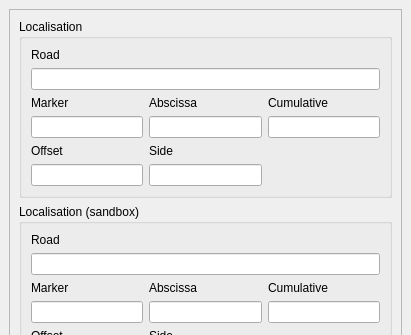
The window that roadnetwork/resources/ui/dockwidget_tools.ui (3liz/qgis-road-network-plugin) describes before a commit, drawn with Qt 5; both pictures show x 0 to 411 and y 0 to 335 of the 411 by 800 pixel window.
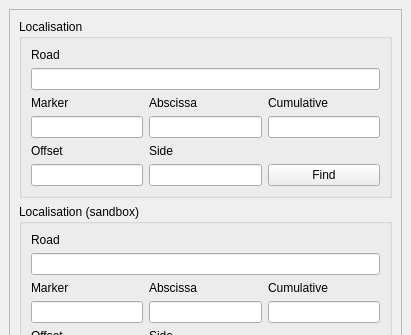
The same window after the commit. Custom widgets are drawn as their Qt base class.

Commit message: Tool - Get references by clicking on the map instead of hovering && add search capability

Patch:
```diff
--- a/roadnetwork/resources/ui/dockwidget_tools.ui
+++ b/roadnetwork/resources/ui/dockwidget_tools.ui
@@ -122,6 +122,16 @@
                </property>
               </widget>
              </item>
+             <item row="6" column="2">
+              <widget class="QPushButton" name="button_find_point_from_references">
+               <property name="text">
+                <string>Find</string>
+               </property>
+               <property name="autoDefault">
+                <bool>true</bool>
+               </property>
+              </widget>
+             </item>
             </layout>
            </item>
           </layout>
```
Left out of the diff: 55 changed lines with no effect on the pictures. The commit also changes 2 other files.
